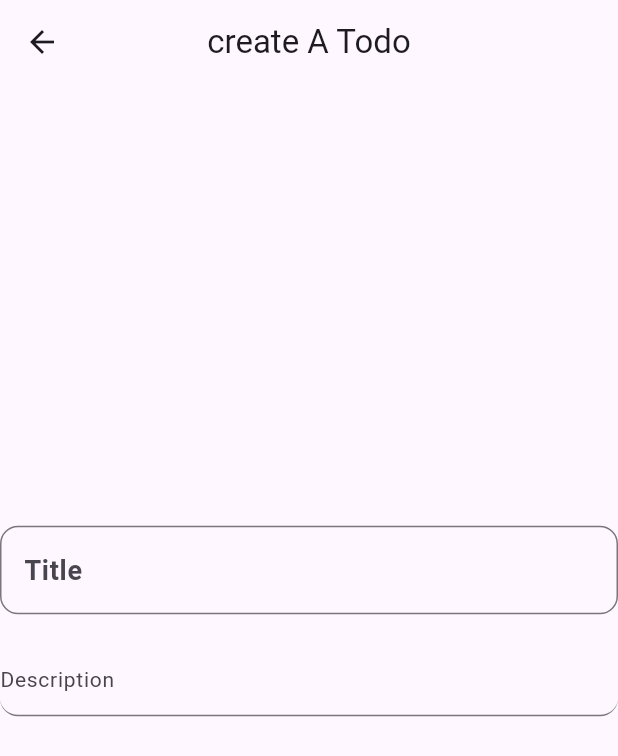
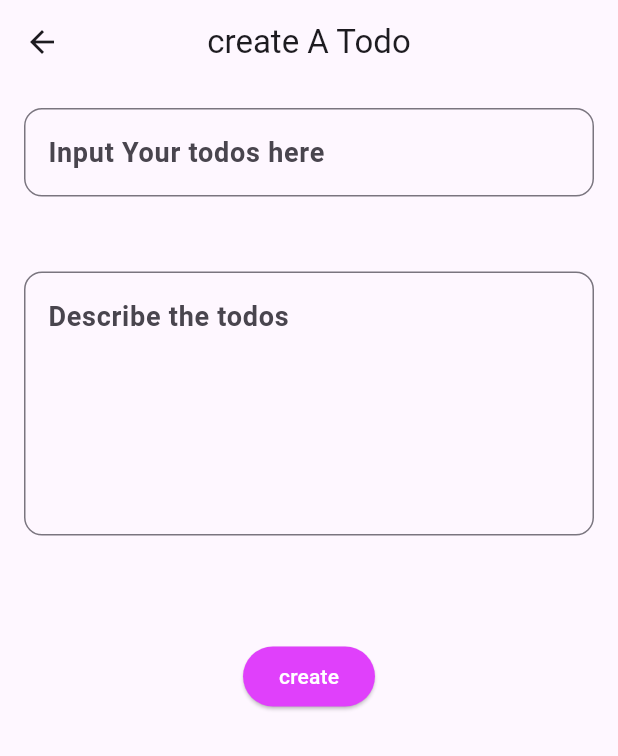
Before and after one commit to ElmubakiWataara/todo_app, a Flutter app: the screen it shows after launch, after a tap on the "add" icon, on a phone screen of 412 x 824 dp. Shown: the top 756 px of the screen. Run offline on Flutter 3.47's test engine with Material 3 defaults, Android fonts, the phone set to English and light mode, and no system bars.

Commit message:
completed the todo app

```diff
--- a/lib/main.dart
+++ b/lib/main.dart
@@ -2,7 +2,8 @@
 
 import 'package:flutter/material.dart';
 import 'package:todo_app/models/todo_model.dart';
-import 'package:todo_app/screens/ceate_screen.dart';
+import 'package:todo_app/screens/create_screen.dart';
+import 'package:todo_app/screens/edit_screen.dart';
 import 'package:todo_app/widgets/tileContainer_widget.dart';
 import 'package:todo_app/widgets/tiletext.dart';
 
@@ -21,7 +22,9 @@ class MyApp extends StatelessWidget {
         colorScheme: ColorScheme.fromSeed(seedColor: Colors.deepPurple),
         useMaterial3: true,
       ),
-      home: const MyHomePage(title: 'Todo App Test try '),
+      home: const MyHomePage(
+        title: 'Todo App ',
+      ),
     );
   }
 }
@@ -36,8 +39,13 @@ class MyHomePage extends StatefulWidget {
 }
 
 class _MyHomePageState extends State<MyHomePage> {
+  @override
   Widget build(BuildContext context) {
     Size deviceSize = MediaQuery.sizeOf(context);
+    List<TodoModel> myTodolist = [];
+    setState(() {
+      myTodolist = todosList;
+    });
 
     return Scaffold(
       appBar: AppBar(
@@ -53,15 +61,35 @@ class _MyHomePageState extends State<MyHomePage> {
               height: 20,
               // child: Text('hello'),
             ),
-            ...List.generate(todosList.length, (index) {
-              return TileContainerWidget(deviceSize: deviceSize);
+            ...List.generate(myTodolist.length, (index) {
+              return TileContainerWidget(
+                deviceSize: deviceSize,
+                todo: myTodolist[index],
+                index: index,
+                editOnTap: () async {
+                  await Navigator.push(context,
+                      MaterialPageRoute(builder: (context) {
+                    return EditScreen(
+                      todo: myTodolist[index],
+                      index: index,
+                    );
+                  }));
+                  setState(() {});
+                },
+                deleteOnTap: () {
+                  todosList.removeAt(
+                    index,
+                  );
+                  setState(() {});
+                },
+              );
             }),
           ],
         ),
       ),
       floatingActionButton: FloatingActionButton(
-          onPressed: () {
-            Navigator.push(
+          onPressed: () async {
+            await Navigator.push(
               context,
               MaterialPageRoute(
                 builder: (context) {
@@ -69,8 +97,11 @@ class _MyHomePageState extends State<MyHomePage> {
                 },
               ),
             );
+            setState(() {});
           },
           child: Icon(Icons.add)),
     );
   }
 }
+
+//dark lavender
--- a/lib/screens/ceate_screen.dart
+++ /dev/null
@@ -1,36 +0,0 @@
-import 'package:flutter/material.dart';
-
-import '../widgets/textForm_widget.dart';
-
-class CreateScreen extends StatefulWidget {
-  const CreateScreen({super.key});
-
-  @override
-  State<CreateScreen> createState() => _CreateScreenState();
-}
-
-class _CreateScreenState extends State<CreateScreen> {
-  var titletxtController = TextEditingController();
-  var desctxtController = TextEditingController();
-
-  @override
-  Widget build(BuildContext context) {
-    return Scaffold(
-      appBar: AppBar(
-        centerTitle: true,
-        title: const Text("create A Todo"),
-      ),
-      body: Column(
-        mainAxisAlignment: MainAxisAlignment.center,
-        crossAxisAlignment: CrossAxisAlignment.center,
-        children: [
-          textForm(
-            titletxtController: titletxtController,
-            desctxtController: desctxtController,
-          ),
-          // textForm(titletxtController: titletxtController)
-        ],
-      ),
-    );
-  }
-}
--- /dev/null
+++ b/lib/screens/create_screen.dart
@@ -0,0 +1,96 @@
+import 'package:flutter/material.dart';
+import 'package:todo_app/models/todo_model.dart';
+import '../widgets/inputField_widget.dart';
+
+class CreateScreen extends StatefulWidget {
+  const CreateScreen({super.key});
+
+  @override
+  State<CreateScreen> createState() => _CreateScreenState();
+}
+
+class _CreateScreenState extends State<CreateScreen> {
+  var titletxtController = TextEditingController();
+  var desctxtController = TextEditingController();
+  final GlobalKey<FormState> _formKey = GlobalKey<FormState>();
+
+  @override
+  Widget build(BuildContext context) {
+    return Scaffold(
+      appBar: AppBar(
+        centerTitle: true,
+        title: const Text("create A Todo"),
+      ),
+      body: Padding(
+        padding: const EdgeInsets.all(16.0),
+        child: Form(
+          key: _formKey,
+          child: SingleChildScrollView(
+            child: Column(
+              mainAxisAlignment: MainAxisAlignment.center,
+              crossAxisAlignment: CrossAxisAlignment.center,
+              children: [
+                //title
+                TextForm(
+                  txtController: titletxtController,
+                  hintText: 'Input Your todos here',
+                  validator: (p0) {
+                    if (p0 != null && p0.isNotEmpty) {
+                      return null;
+                    } else {
+                      return "Tiltle can't be empty";
+                    }
+                  },
+                ),
+                const SizedBox(
+                  height: 50,
+                ),
+                // description
+                TextForm(
+                  txtController: desctxtController,
+                  hintText: 'Describe the todos',
+                  maxLine: 6,
+                  validator: (p0) {
+                    if (p0 != null && p0.isNotEmpty) {
+                      return null;
+                    } else {
+                      return "Description can't be empty";
+                    }
+                  },
+                ),
+                const SizedBox(
+                  height: 70,
+                ),
+                ElevatedButton(
+                  style: const ButtonStyle(
+                    backgroundColor:
+                        MaterialStatePropertyAll<Color>(Colors.purpleAccent),
+                  ),
+                  onPressed: () {
+                    if (_formKey.currentState!.validate()) {
+                      _formKey.currentState!.save();
+                      print(titletxtController.text);
+                      print(desctxtController.text);
+                      todosList.add(TodoModel(
+                        title: titletxtController.text,
+                        description: desctxtController.text,
+                      ));
+                      Navigator.pop(context);
+                    }
+                    setState(() {});
+                  },
+                  child: const Text(
+                    "create",
+                    style: TextStyle(
+                      color: Colors.white,
+                    ),
+                  ),
+                ),
+              ],
+            ),
+          ),
+        ),
+      ),
+    );
+  }
+}
--- /dev/null
+++ b/lib/widgets/inputField_widget.dart
@@ -0,0 +1,40 @@
+import 'package:flutter/material.dart';
+
+class TextForm extends StatelessWidget {
+  TextForm({
+    super.key,
+    required this.txtController,
+    required this.hintText,
+    // this.label,
+    this.maxLine = 1,
+    this.validator,
+  });
+
+  final TextEditingController txtController;
+  final String hintText;
+  final int maxLine;
+  final String? Function(String?)? validator;
+
+  @override
+  Widget build(BuildContext context) {
+    return TextFormField(
+      controller: txtController,
+      maxLines: maxLine,
+      validator: validator,
+      style: const TextStyle(
+        fontSize: 16,
+        fontWeight: FontWeight.w500,
+      ),
+      decoration: InputDecoration(
+        hintStyle: const TextStyle(
+          fontSize: 18,
+          fontWeight: FontWeight.w700,
+        ),
+        hintText: hintText,
+        border: OutlineInputBorder(
+          borderRadius: BorderRadius.circular(12),
+        ),
+      ),
+    );
+  }
+}
--- a/lib/widgets/textForm_widget.dart
+++ /dev/null
@@ -1,59 +0,0 @@
-import 'package:flutter/material.dart';
-
-class textForm extends StatelessWidget {
-  const textForm({
-    super.key,
-    required this.titletxtController,
-    required this.desctxtController,
-  });
-
-  final TextEditingController titletxtController;
-  final TextEditingController desctxtController;
-
-  @override
-  Widget build(BuildContext context) {
-    return Column(
-      children: [
-        TextFormField(
-          controller: titletxtController,
-          style: const TextStyle(
-            fontSize: 16,
-            fontWeight: FontWeight.w500,
-          ),
-          decoration: InputDecoration(
-            hintText: "Title",
-            hintStyle: const TextStyle(
-              fontSize: 18,
-              fontWeight: FontWeight.w700,
-            ),
-            border: OutlineInputBorder(
-              borderRadius: BorderRadius.circular(12),
-            ),
-          ),
-        ),
-        const SizedBox(
-          height: 20,
-        ),
-        Container(
-          height: 100,
-          child: TextFormField(
-            controller: desctxtController,
-            style: const TextStyle(
-              fontSize: 14,
-              fontWeight: FontWeight.w400,
-            ),
-            decoration: InputDecoration(
-                hintText: "Description",
-                hintStyle: const TextStyle(
-                  fontSize: 14,
-                  fontWeight: FontWeight.w400,
-                ),
-                border: UnderlineInputBorder(
-                  borderRadius: BorderRadius.circular(12),
-                )),
-          ),
-        ),
-      ],
-    );
-  }
-}
```
Also changed, not shown: lib/models/todo_model.dart (+7 -0 lines), lib/screens/edit_screen.dart (added, +104 -0 lines), lib/widgets/tileContainer_widget.dart (+28 -9 lines).
